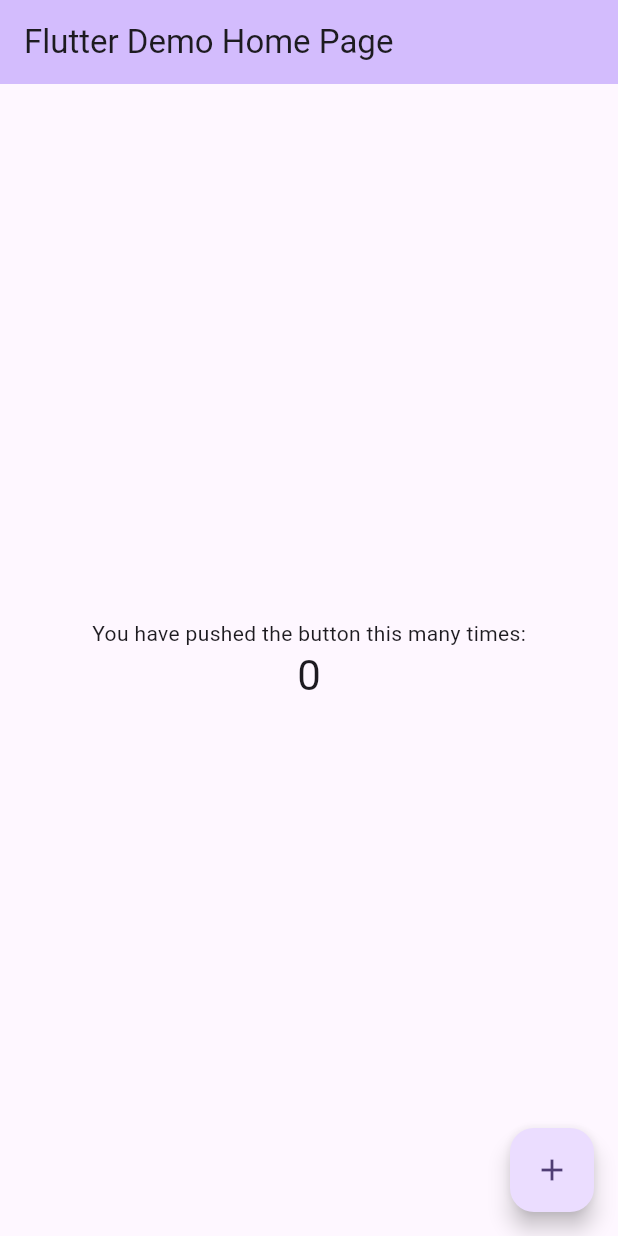
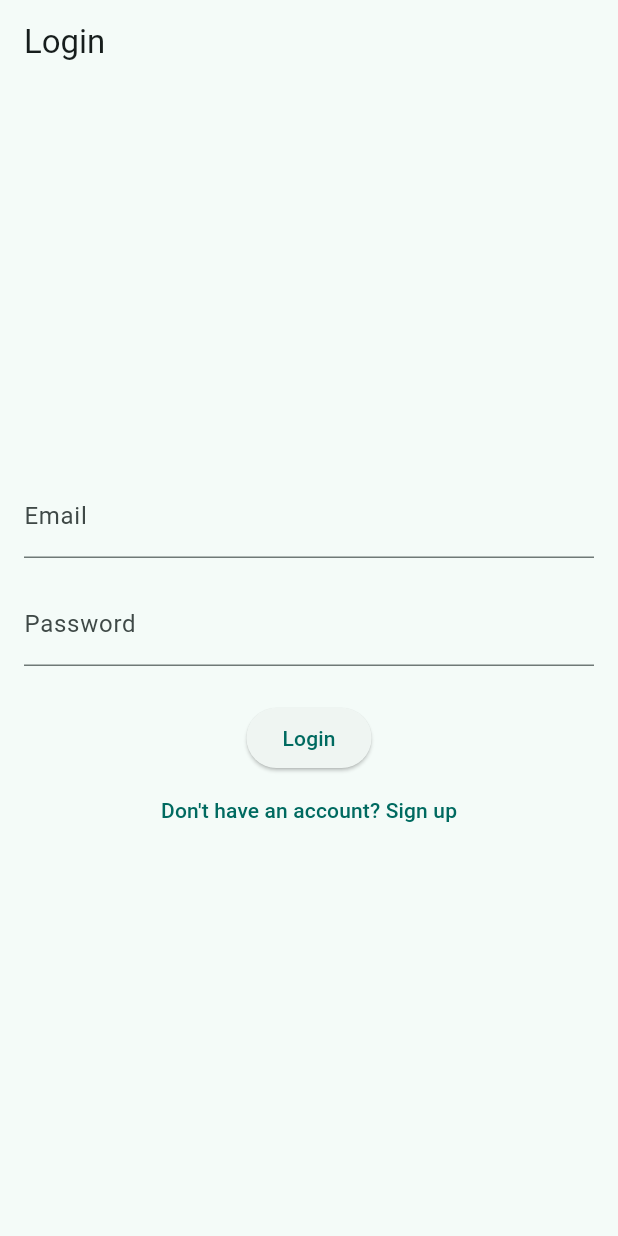
Before and after one commit to johnson1940/FullStack-Expense-Tracker, a Flutter app: the screen it shows after launch, on a phone screen of 412 x 824 dp. Run offline on Flutter 3.47's test engine with Material 3 defaults, Android fonts, the phone set to English and light mode, and no system bars; accounts and stored records are empty.

Commit message:
login and sign up

```diff
--- a/frontend/lib/main.dart
+++ b/frontend/lib/main.dart
@@ -1,122 +1,64 @@
 import 'package:flutter/material.dart';
+import 'package:provider/provider.dart';
+import 'providers/auth_provider.dart';
+import 'screens/login_screen.dart';
+import 'screens/signup_screen.dart';
 
 void main() {
-  runApp(const MyApp());
+  runApp(
+    MultiProvider(
+      providers: [
+        ChangeNotifierProvider(create: (_) => AuthProvider()),
+      ],
+      child: const MyApp(),
+    ),
+  );
 }
 
 class MyApp extends StatelessWidget {
   const MyApp({super.key});
 
-  // This widget is the root of your application.
   @override
   Widget build(BuildContext context) {
     return MaterialApp(
-      title: 'Flutter Demo',
+      title: 'Expense Tracker',
       theme: ThemeData(
-        // This is the theme of your application.
-        //
-        // TRY THIS: Try running your application with "flutter run". You'll see
-        // the application has a purple toolbar. Then, without quitting the app,
-        // try changing the seedColor in the colorScheme below to Colors.green
-        // and then invoke "hot reload" (save your changes or press the "hot
-        // reload" button in a Flutter-supported IDE, or press "r" if you used
-        // the command line to start the app).
-        //
-        // Notice that the counter didn't reset back to zero; the application
-        // state is not lost during the reload. To reset the state, use hot
-        // restart instead.
-        //
-        // This works for code too, not just values: Most code changes can be
-        // tested with just a hot reload.
-        colorScheme: .fromSeed(seedColor: Colors.deepPurple),
+        colorScheme: ColorScheme.fromSeed(seedColor: Colors.teal),
+
       ),
-      home: const MyHomePage(title: 'Flutter Demo Home Page'),
+      home: const AuthWrapper(),
+      routes: {
+        '/login': (context) => const LoginScreen(),
+        '/signup': (context) => const SignupScreen(),
+      },
     );
   }
 }
 
-class MyHomePage extends StatefulWidget {
-  const MyHomePage({super.key, required this.title});
-
-  // This widget is the home page of your application. It is stateful, meaning
-  // that it has a State object (defined below) that contains fields that affect
-  // how it looks.
-
-  // This class is the configuration for the state. It holds the values (in this
-  // case the title) provided by the parent (in this case the App widget) and
-  // used by the build method of the State. Fields in a Widget subclass are
-  // always marked "final".
-
-  final String title;
-
-  @override
-  State<MyHomePage> createState() => _MyHomePageState();
-}
-
-class _MyHomePageState extends State<MyHomePage> {
-  int _counter = 0;
-
-  void _incrementCounter() {
-    setState(() {
-      // This call to setState tells the Flutter framework that something has
-      // changed in this State, which causes it to rerun the build method below
-      // so that the display can reflect the updated values. If we changed
-      // _counter without calling setState(), then the build method would not be
-      // called again, and so nothing would appear to happen.
-      _counter++;
-    });
-  }
+class AuthWrapper extends StatelessWidget {
+  const AuthWrapper({super.key});
 
   @override
   Widget build(BuildContext context) {
-    // This method is rerun every time setState is called, for instance as done
-    // by the _incrementCounter method above.
-    //
-    // The Flutter framework has been optimized to make rerunning build methods
-    // fast, so that you can just rebuild anything that needs updating rather
-    // than having to individually change instances of widgets.
-    return Scaffold(
-      appBar: AppBar(
-        // TRY THIS: Try changing the color here to a specific color (to
-        // Colors.amber, perhaps?) and trigger a hot reload to see the AppBar
-        // change color while the other colors stay the same.
-        backgroundColor: Theme.of(context).colorScheme.inversePrimary,
-        // Here we take the value from the MyHomePage object that was created by
-        // the App.build method, and use it to set our appbar title.
-        title: Text(widget.title),
-      ),
-      body: Center(
-        // Center is a layout widget. It takes a single child and positions it
-        // in the middle of the parent.
-        child: Column(
-          // Column is also a layout widget. It takes a list of children and
-          // arranges them vertically. By default, it sizes itself to fit its
-          // children horizontally, and tries to be as tall as its parent.
-          //
-          // Column has various properties to control how it sizes itself and
-          // how it positions its children. Here we use mainAxisAlignment to
-          // center the children vertically; the main axis here is the vertical
-          // axis because Columns are vertical (the cross axis would be
-          // horizontal).
-          //
-          // TRY THIS: Invoke "debug painting" (choose the "Toggle Debug Paint"
-          // action in the IDE, or press "p" in the console), to see the
-          // wireframe for each widget.
-          mainAxisAlignment: .center,
-          children: [
-            const Text('You have pushed the button this many times:'),
-            Text(
-              '$_counter',
-              style: Theme.of(context).textTheme.headlineMedium,
+    final authProvider = Provider.of<AuthProvider>(context);
+
+    if (authProvider.isAuthenticated) {
+      return Scaffold(
+        appBar: AppBar(
+          title: const Text('Dashboard'),
+          actions: [
+            IconButton(
+              icon: const Icon(Icons.logout),
+              onPressed: () => authProvider.logout(),
             ),
           ],
         ),
-      ),
-      floatingActionButton: FloatingActionButton(
-        onPressed: _incrementCounter,
-        tooltip: 'Increment',
-        child: const Icon(Icons.add),
-      ),
-    );
+        body: Center(
+          child: Text('Welcome, ${authProvider.user?.email}'),
+        ),
+      );
+    } else {
+      return const LoginScreen();
+    }
   }
 }
--- /dev/null
+++ b/frontend/lib/models/user.dart
@@ -0,0 +1,27 @@
+class User {
+  final int id;
+  final String email;
+  final DateTime createdAt;
+
+  User({
+    required this.id,
+    required this.email,
+    required this.createdAt,
+  });
+
+  factory User.fromJson(Map<String, dynamic> json) {
+    return User(
+      id: json['id'],
+      email: json['email'],
+      createdAt: DateTime.parse(json['created_at']),
+    );
+  }
+
+  Map<String, dynamic> toJson() {
+    return {
+      'id': id,
+      'email': email,
+      'created_at': createdAt.toIso8601String(),
+    };
+  }
+}
--- /dev/null
+++ b/frontend/lib/providers/auth_provider.dart
@@ -0,0 +1,49 @@
+import 'package:flutter/material.dart';
+import '../models/user.dart';
+import '../services/auth_service.dart';
+
+class AuthProvider with ChangeNotifier {
+  User? _user;
+  String? _token;
+  bool _isLoading = false;
+
+  User? get user => _user;
+  String? get token => _token;
+  bool get isLoading => _isLoading;
+  bool get isAuthenticated => _token != null;
+
+  final AuthService _authService = AuthService();
+
+  Future<Map<String, dynamic>> login(String email, String password) async {
+    _isLoading = true;
+    notifyListeners();
+
+    final result = await _authService.login(email, password);
+
+    if (result['success']) {
+      _token = result['token'];
+      _user = result['user'];
+    }
+
+    _isLoading = false;
+    notifyListeners();
+    return result;
+  }
+
+  Future<Map<String, dynamic>> signup(String email, String password) async {
+    _isLoading = true;
+    notifyListeners();
+
+    final result = await _authService.signup(email, password);
+
+    _isLoading = false;
+    notifyListeners();
+    return result;
+  }
+
+  void logout() {
+    _user = null;
+    _token = null;
+    notifyListeners();
+  }
+}
--- /dev/null
+++ b/frontend/lib/screens/login_screen.dart
@@ -0,0 +1,87 @@
+import 'package:flutter/material.dart';
+import 'package:provider/provider.dart';
+import '../providers/auth_provider.dart';
+
+class LoginScreen extends StatefulWidget {
+  const LoginScreen({super.key});
+
+  @override
+  State<LoginScreen> createState() => _LoginScreenState();
+}
+
+class _LoginScreenState extends State<LoginScreen> {
+  final _emailController = TextEditingController();
+  final _passwordController = TextEditingController();
+  final _formKey = GlobalKey<FormState>();
+
+  void _submit() async {
+    if (!_formKey.currentState!.validate()) return;
+
+    final authProvider = Provider.of<AuthProvider>(context, listen: false);
+    final result = await authProvider.login(
+      _emailController.text.trim(),
+      _passwordController.text.trim(),
+    );
+
+    if (!mounted) return;
+
+    if (result['success']) {
+      ScaffoldMessenger.of(context).showSnackBar(
+        const SnackBar(content: Text('Login Successful')),
+      );
+      // Navigate to home screen (to be implemented)
+    } else {
+      ScaffoldMessenger.of(context).showSnackBar(
+        SnackBar(content: Text(result['error'])),
+      );
+    }
+  }
+
+  @override
+  Widget build(BuildContext context) {
+    return Scaffold(
+      appBar: AppBar(title: const Text('Login')),
+      body: Padding(
+        padding: const EdgeInsets.all(16.0),
+        child: Form(
+          key: _formKey,
+          child: Column(
+            mainAxisAlignment: MainAxisAlignment.center,
+            children: [
+              TextFormField(
+                controller: _emailController,
+                decoration: const InputDecoration(labelText: 'Email'),
+                keyboardType: TextInputType.emailAddress,
+                validator: (value) =>
+                    (value == null || !value.contains('@')) ? 'Invalid email' : null,
+              ),
+              const SizedBox(height: 16),
+              TextFormField(
+                controller: _passwordController,
+                decoration: const InputDecoration(labelText: 'Password'),
+                obscureText: true,
+                validator: (value) =>
+                    (value == null || value.length < 6) ? 'Password too short' : null,
+              ),
+              const SizedBox(height: 24),
+              Consumer<AuthProvider>(
+                builder: (context, auth, _) => auth.isLoading
+                    ? const CircularProgressIndicator()
+                    : ElevatedButton(
+                        onPressed: _submit,
+                        child: const Text('Login'),
+                      ),
+              ),
+              TextButton(
+                onPressed: () {
+                  Navigator.pushNamed(context, '/signup');
+                },
+                child: const Text('Don\'t have an account? Sign up'),
+              ),
+            ],
+          ),
+        ),
+      ),
+    );
+  }
+}
--- /dev/null
+++ b/frontend/lib/services/auth_service.dart
@@ -0,0 +1,52 @@
+import 'dart:convert';
+import 'package:http/http.dart' as http;
+import '../models/user.dart';
+
+class AuthService {
+  // Use 10.0.2.2 for Android Emulator to connect to localhost on the host machine.
+  // Use localhost for Web or iOS Simulator.
+  // For a real app, this should be moved to a configuration file or .env.
+  static const String baseUrl = 'http://localhost:8080';
+
+  Future<Map<String, dynamic>> signup(String email, String password) async {
+    final response = await http.post(
+      Uri.parse('$baseUrl/auth/signup'),
+      headers: {'Content-Type': 'application/json'},
+      body: jsonEncode({
+        'email': email,
+        'password': password,
+      }),
+    );
+
+    final data = jsonDecode(response.body);
+
+    if (response.statusCode == 201) {
+      return {'success': true, 'message': data['message']};
+    } else {
+      return {'success': false, 'error': data['error'] ?? 'Signup failed'};
+    }
+  }
+
+  Future<Map<String, dynamic>> login(String email, String password) async {
+    final response = await http.post(
+      Uri.parse('$baseUrl/auth/login'),
+      headers: {'Content-Type': 'application/json'},
+      body: jsonEncode({
+        'email': email,
+        'password': password,
+      }),
+    );
+
+    final data = jsonDecode(response.body);
+
+    if (response.statusCode == 200) {
+      return {
+        'success': true,
+        'token': data['data']['token'],
+        'user': User.fromJson(data['data']['user']),
+      };
+    } else {
+      return {'success': false, 'error': data['error'] ?? 'Login failed'};
+    }
+  }
+}
```
Also changed, not shown: frontend/lib/screens/signup_screen.dart (added, +81 -0 lines), 2 other files.
